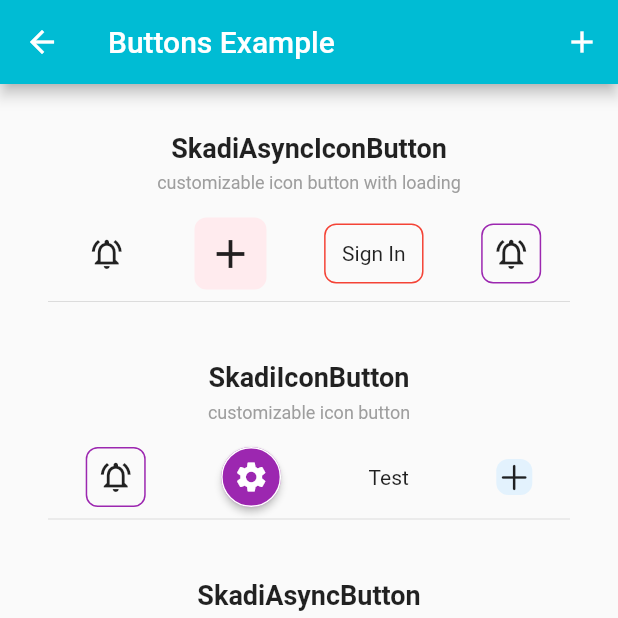
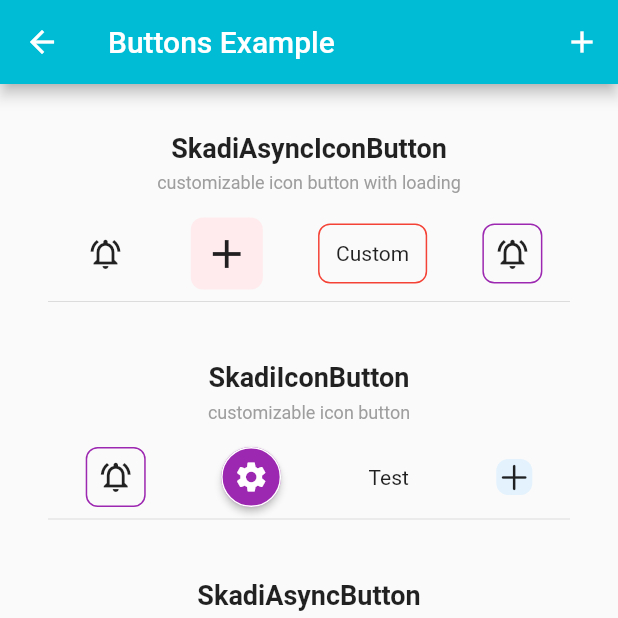
Before and after one commit to lynical-software/skadi, a Flutter app: the ButtonsExample screen opened directly, on a phone screen of 412 x 824 dp, the top half of it. Run offline on Flutter 3.47's test engine with Material 2 defaults, Android fonts, the phone set to English and light mode, and no system bars; our stand-ins replace google_fonts, universal_platform; missing offline and left inert: future_manager; Roboto replaces fonts that are missing (Kantumruy).

Commit message:
fix issue #3

```diff
--- a/example/lib/examples/buttons.dart
+++ b/example/lib/examples/buttons.dart
@@ -14,6 +14,7 @@ class ButtonsExample extends StatefulWidget {
 
 class _ButtonsExampleState extends State<ButtonsExample> with DeferDispose {
   var d = Debouncer();
+  bool enable = true;
   late ValueNotifier<bool> loadingNotifier =
       createDefer(() => ValueNotifier(false));
   String asyncButton = "SkadiAsyncButton";
@@ -69,7 +70,12 @@ class _ButtonsExampleState extends State<ButtonsExample> with DeferDispose {
             ),
             SkadiAsyncIconButton(
               onTap: otherloading,
-              icon: const Text("Sign In"),
+              icon: const Text("Custom"),
+              loadingWidget: const SizedBox(
+                width: 16,
+                height: 16,
+                child: CircularProgressIndicator.adaptive(),
+              ),
               padding: const EdgeInsets.all(12),
               borderSide: const BorderSide(color: Colors.red),
             ),
@@ -138,6 +144,17 @@ class _ButtonsExampleState extends State<ButtonsExample> with DeferDispose {
                 onPressed: otherloading,
                 child: const Text("Sign In"),
               ),
+              const SpaceX(),
+              SkadiAsyncButton(
+                fullWidth: false,
+                enable: enable,
+                onPressed: () {
+                  setState(() {
+                    enable = !enable;
+                  });
+                },
+                child: Text("Enable: $enable"),
+              ),
             ].wrapRow(),
             SkadiAsyncButton(
               fullWidth: true,
--- a/lib/src/widgets/skadi_async_button.dart
+++ b/lib/src/widgets/skadi_async_button.dart
@@ -59,6 +59,8 @@ class SkadiAsyncButton extends StatefulWidget {
   ///whether button is set to stretch with available width
   final bool fullWidth;
 
+  final bool enable;
+
   /// select a loading type of the button
   final LoadingType loadingType;
 
@@ -79,6 +81,7 @@ class SkadiAsyncButton extends StatefulWidget {
     this.margin = const EdgeInsets.symmetric(vertical: 16),
     this.padding = const EdgeInsets.symmetric(vertical: 8, horizontal: 16),
     this.loadingType = LoadingType.progress,
+    this.enable = true,
     this.startIcon,
     this.endIcon,
     this.loadingWidget,
@@ -196,9 +199,11 @@ class _SkadiAsyncButtonState extends State<SkadiAsyncButton> {
             ? widget.loadingType == LoadingType.disable
                 ? null
                 : () {}
-            : widget.onPressed != null
-                ? onButtonPressed
-                : null,
+            : !widget.enable
+                ? null
+                : widget.onPressed != null
+                    ? onButtonPressed
+                    : null,
         style: ElevatedButton.styleFrom(
           shape: widget.shape,
           padding: widget.padding,
--- a/lib/src/widgets/skadi_async_icon_button.dart
+++ b/lib/src/widgets/skadi_async_icon_button.dart
@@ -33,7 +33,7 @@ class SkadiAsyncIconButton extends StatefulWidget {
   final Widget? badge;
 
   ///A widget to show when button is loading
-  ///Using LoadingWidget from SuraProvider or default CircularProgressIndicator with 24px
+  ///Using LoadingWidget from SkadiProvider or default CircularProgressIndicator with 24px
   final Widget? loadingWidget;
 
   ///An IconButton with respectively small margin and shape
```
Also changed, not shown: example/pubspec.lock, 3 other files.
